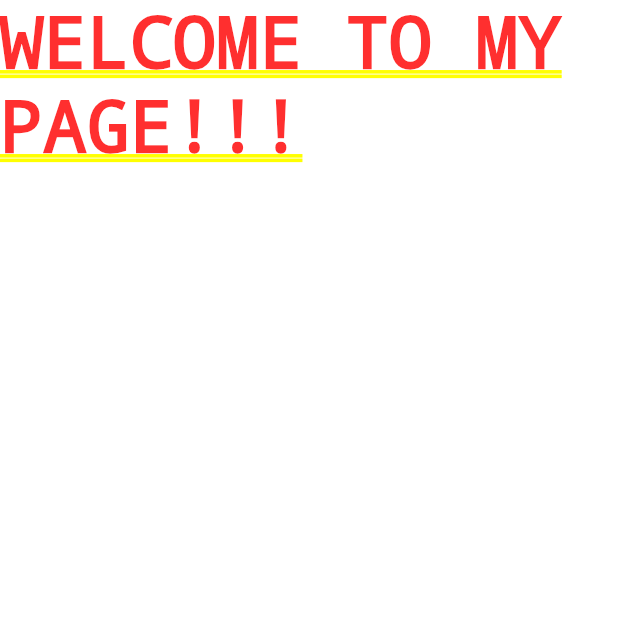
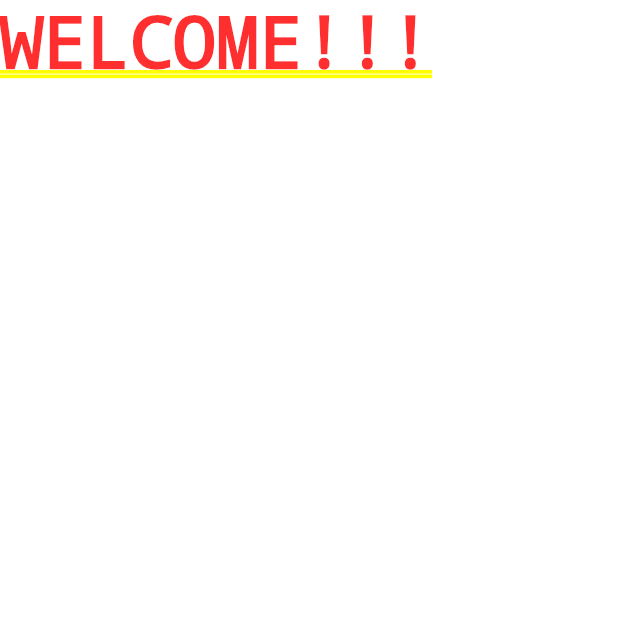
Before and after one commit to KamilaKrash/project2, a Flutter app: the screen it shows after launch, on a phone screen of 412 x 824 dp, the top half of it. Run offline on Flutter 3.47's test engine with Material 3 defaults, Android fonts, the phone set to English and light mode, and no system bars.

Commit message:
kamila2project

```diff
--- a/lib/main.dart
+++ b/lib/main.dart
@@ -11,7 +11,7 @@ class MyApp extends StatelessWidget {
   Widget build(BuildContext context) {
     return MaterialApp(
       home: Text(""
-          "WELCOME TO MY PAGE!!!"),
+          "WELCOME!!!"),
     );
   }
 }
```
